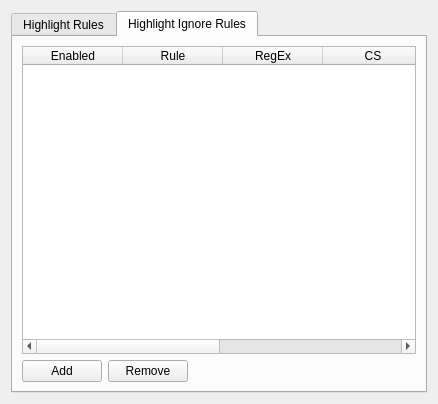
This is src/qtui/settingspages/corehighlightsettingspage.ui in quassel/quassel as Qt 5 draws it before an edit. The edited form follows.
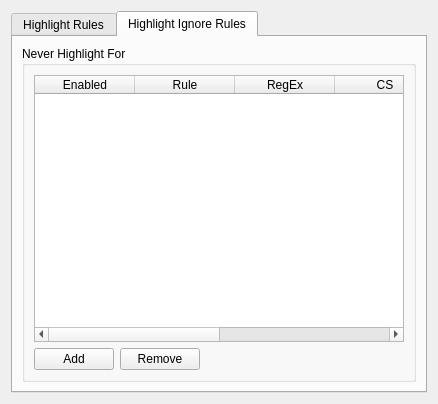
This is the edited form. The open tabs and pages were chosen to show the change.

Commit message:
client: Add Highlight Rules tooltips, UI polish
Add tooltips to every element of Highlight/Highlight Ignore tables,
and to the Local Highlight table.

Update the "Channel" tooltip to describe the non-regular-expression
approach used now.

Rename "Import" to "Import Local", add tooltip to better describe
purpose.

Move "Highlight Ignore Rules" table into QGroupBox to place at even
height with "Highlight Rules" box, making it less jarring to switch
between the two.

The edit to the form file:
```diff
--- a/src/qtui/settingspages/corehighlightsettingspage.ui
+++ b/src/qtui/settingspages/corehighlightsettingspage.ui
@@ -177,6 +177,12 @@
       <attribute name="title">
        <string>Highlight Ignore Rules</string>
       </attribute>
+      <layout class="QVBoxLayout" name="verticalLayout_4">
+       <item>
+        <widget class="QGroupBox" name="ignoresBox">
+         <property name="title">
+          <string>Never Highlight For</string>
+         </property>
       <layout class="QVBoxLayout" name="ignoredLayout">
        <item>
         <widget class="QTableWidget" name="ignoredTable">
@@ -254,6 +260,9 @@
           </spacer>
          </item>
         </layout>
+          </item>
+         </layout>
+        </widget>
        </item>
       </layout>
      </widget>
```
Left out of the diff: 5 changed lines with no effect on the pictures. Lines whose indentation alone changed are shown as unchanged. The commit also changes 2 other files.
